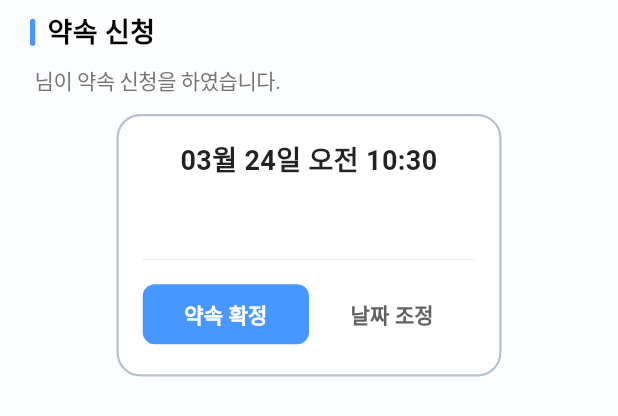
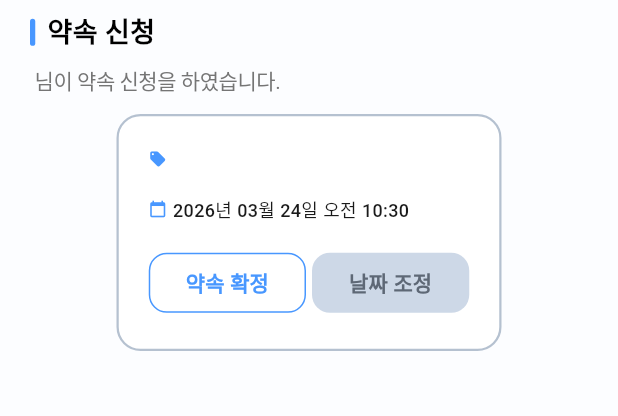
Before and after one commit to The-Three-Little-Pigs/baton, a Flutter app: the AppointmentCard widget shown alone on an empty page, opened directly with empty values, on a phone screen of 412 x 824 dp. Shown: the top 416 px of the screen. Run offline on Flutter 3.47's test engine with Material 3 defaults, Android fonts, the phone set to English and light mode, and no system bars; our stand-ins replace auto_size_text, cloud_firestore, drift, firebase_auth, firebase_core, firebase_messaging and 10 more; missing offline and left inert: algoliasearch, kakao_flutter_sdk, sqlite3; accounts and stored records are empty; generated files the repository leaves out were written again; Roboto replaces fonts that are missing (PretendardGOV).

Commit message:
feat: Enhance appointment card UI with improved date/method display, updated button styles, and a cancellation confirmation dialog.

```diff
--- a/lib/views/chat_detail/widgets/appointment_card.dart
+++ b/lib/views/chat_detail/widgets/appointment_card.dart
@@ -1,6 +1,7 @@
 import 'package:baton/core/theme/app_tokens/app_colors.dart';
 import 'package:baton/models/entities/appointment_data.dart';
 import 'package:baton/models/enum/appointment_status.dart';
+import 'package:flutter/cupertino.dart';
 import 'package:flutter/material.dart';
 import 'package:intl/intl.dart';
 
@@ -44,7 +45,12 @@ class AppointmentCard extends StatelessWidget {
           Center(
             child: Container(
               width: MediaQuery.of(context).size.width * 0.623,
-              padding: const EdgeInsets.all(16),
+              padding: const EdgeInsets.only(
+                left: 20,
+                right: 20,
+                top: 20,
+                bottom: 20,
+              ),
               decoration: BoxDecoration(
                 color: isInactive ? Colors.grey.shade100 : Colors.white,
                 borderRadius: BorderRadius.circular(16),
@@ -58,60 +64,96 @@ class AppointmentCard extends StatelessWidget {
               child: Column(
                 crossAxisAlignment: CrossAxisAlignment.stretch,
                 children: [
-                  Text(
-                    DateFormat('MM월 dd일 a h:mm', 'ko_KR').format(data.dateTime),
-                    textAlign: TextAlign.center,
-                    style: TextStyle(
-                      fontSize: 18,
-                      fontWeight: FontWeight.bold,
-                      decoration: null,
-                      color: isInactive ? Colors.grey.shade300 : Colors.black87,
+                  Row(
+                    children: [
+                      Icon(
+                        Icons.local_offer,
+                        size: 12,
+                        color: AppColors.primary,
                       ),
-                  ),
-                  const SizedBox(height: 16),
+                      const SizedBox(width: 4),
                       Text(
                         data.method,
                         textAlign: TextAlign.center,
                         style: TextStyle(
-                      fontSize: 14,
+                          fontSize: 12,
+                          fontWeight: FontWeight.w500,
                           color: isInactive
                               ? Colors.grey.shade400
-                          : Colors.grey.shade600,
+                              : AppColors.textPrimary,
                         ),
                       ),
+                    ],
+                  ),
+                  const SizedBox(height: 16),
+                  Row(
+                    children: [
+                      Icon(
+                        Icons.calendar_today,
+                        size: 12,
+                        color: AppColors.primary,
+                      ),
+                      const SizedBox(width: 4),
+                      Text(
+                        DateFormat(
+                          'yyyy년 MM월 dd일 a h:mm',
+                          'ko_KR',
+                        ).format(data.dateTime),
+                        textAlign: TextAlign.center,
+                        style: TextStyle(
+                          fontSize: 12,
+                          fontWeight: FontWeight.w500,
+                          decoration: null,
+                          color: isInactive
+                              ? Colors.grey.shade400
+                              : AppColors.textPrimary,
+                        ),
+                      ),
+                    ],
+                  ),
+
                   if (data.status == AppointmentStatus.pending &&
                       !isMyCard) ...[
                     const SizedBox(height: 16),
-                    const Divider(height: 1, color: Color(0xFFEEEEEE)),
-                    const SizedBox(height: 12),
                     Row(
                       children: [
                         Expanded(
-                          child: ElevatedButton(
+                          child: TextButton(
                             onPressed: onConfirm,
-                            style: ElevatedButton.styleFrom(
-                              backgroundColor: AppColors.primary,
-                              foregroundColor: Colors.white,
-                              elevation: 0,
+                            style: TextButton.styleFrom(
+                              backgroundColor: AppColors.white,
+                              side: BorderSide(color: AppColors.primary),
                               shape: RoundedRectangleBorder(
-                                borderRadius: BorderRadius.circular(8),
+                                borderRadius: BorderRadius.circular(12),
                               ),
                             ),
                             child: const Text(
                               '약속 확정',
-                              style: TextStyle(fontWeight: FontWeight.w600),
+                              style: TextStyle(
+                                fontSize: 14,
+                                fontWeight: FontWeight.w600,
+                                color: AppColors.primary,
                               ),
                             ),
                           ),
+                        ),
+                        const SizedBox(width: 4),
                         Expanded(
                           child: TextButton(
                             onPressed: onAdjust,
                             style: TextButton.styleFrom(
-                              foregroundColor: Colors.grey.shade700,
+                              backgroundColor: AppColors.textDisabled,
+                              shape: RoundedRectangleBorder(
+                                borderRadius: BorderRadius.circular(12),
+                              ),
                             ),
                             child: const Text(
                               '날짜 조정',
-                              style: TextStyle(fontWeight: FontWeight.w600),
+                              style: TextStyle(
+                                fontSize: 14,
+                                fontWeight: FontWeight.w600,
+                                color: AppColors.textSecondary,
+                              ),
                             ),
                           ),
                         ),
@@ -130,10 +172,10 @@ class AppointmentCard extends StatelessWidget {
                         );
                         if (isTimePassed) {
                           if (hasConfirmed) {
-                            return const Padding(
+                            return Padding(
                               padding: EdgeInsets.symmetric(vertical: 8),
                               child: Text(
-                                '상대방의 🤝거래 확정을 기다리는 중입니다...',
+                                '$opponentNickname 님의 거래 확정을 기다리는 중입니다...',
                                 textAlign: TextAlign.center,
                                 style: TextStyle(
                                   color: Colors.grey,
@@ -160,12 +202,39 @@ class AppointmentCard extends StatelessWidget {
                         } else {
                           // 아직 시간이 안 지났다면 '약속 취소' 노출
                           return OutlinedButton(
-                            onPressed: onCancel,
+                            onPressed: () async {
+                              final confirmed = await showCupertinoDialog<bool>(
+                                context: context,
+                                builder: (dialogContext) => CupertinoAlertDialog(
+                                  title: const Text("약속 취소"),
+                                  content: const Text(
+                                    '정말로 약속을 취소하시겠습니까?\n취소된 약속은 되돌릴 수 없습니다.',
+                                  ),
+                                  actions: [
+                                    CupertinoDialogAction(
+                                      isDefaultAction: true,
+                                      child: const Text("아니오"),
+                                      onPressed: () =>
+                                          Navigator.pop(dialogContext, false),
+                                    ),
+                                    CupertinoDialogAction(
+                                      isDestructiveAction: true,
+                                      child: const Text("예"),
+                                      onPressed: () =>
+                                          Navigator.pop(dialogContext, true),
+                                    ),
+                                  ],
+                                ),
+                              );
+                              if (confirmed == true && onCancel != null) {
+                                onCancel!();
+                              }
+                            },
                             style: OutlinedButton.styleFrom(
                               foregroundColor: Colors.redAccent,
                               side: const BorderSide(color: Colors.redAccent),
                               shape: RoundedRectangleBorder(
-                                borderRadius: BorderRadius.circular(8),
+                                borderRadius: BorderRadius.circular(12),
                               ),
                             ),
                             child: const Text('약속 취소'),
@@ -218,7 +287,7 @@ class AppointmentCard extends StatelessWidget {
         break;
       case AppointmentStatus.completed:
         title = '거래 확정';
-        description = '거래가 완료되었습니다.';
+        description = '거래가 확정되었습니다.';
         barColor = Colors.green;
         break;
       default:
```
Also changed, not shown: lib/models/repositories/repository_impl/chat_repository_impl.dart (+41 -9 lines), lib/views/chat_detail/widgets/appointment_button.dart (+14 -14 lines), lib/views/chat_detail/widgets/chat_product_banner.dart (+2 -9 lines). Lines whose indentation alone changed are shown as unchanged.
